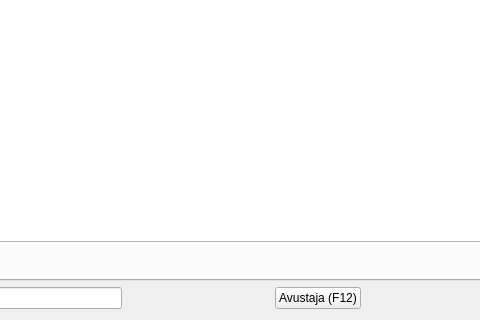
Old version of the form kitupiikki/kirjaus/kirjaus.ui in the repository artoh/kitupiikki; both pictures show x 126 to 606 and y 84 to 404 of the 816 by 404 pixel window.
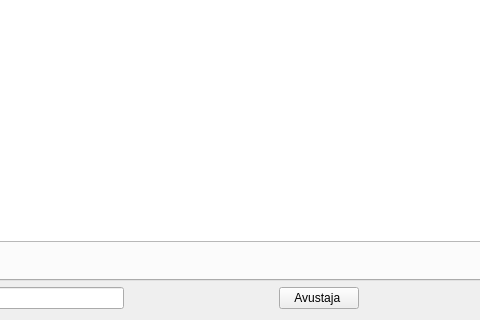
New version of the form. Icons and pictures are not drawn.

Patch:
```diff
--- a/kitupiikki/kirjaus/kirjaus.ui
+++ b/kitupiikki/kirjaus/kirjaus.ui
@@ -314,7 +314,7 @@
      <item>
       <widget class="QPushButton" name="pushButton">
        <property name="text">
-        <string>Avustaja (F12)</string>
+        <string>Avustaja </string>
        </property>
        <property name="icon">
         <iconset resource="../pic/pic.qrc">
```
Left out of the diff: 4 changed lines with no effect on the pictures.
